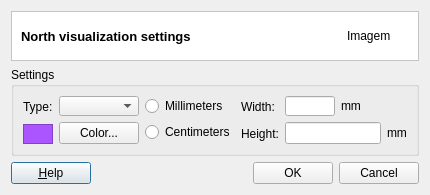
Before: the Qt Designer form src/terralib/layout/qt/ui/NorthSettings.ui in claudiobogossian/terraprint, drawn with Qt 5.
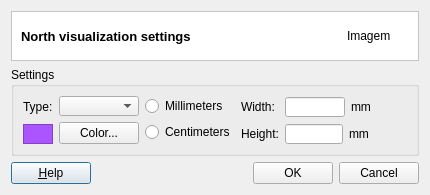
After: the same form once the commit is applied.

Commit message: adjust on interface textfield

What changed in the file:
```diff
--- a/src/terralib/layout/qt/ui/NorthSettings.ui
+++ b/src/terralib/layout/qt/ui/NorthSettings.ui
@@ -674,7 +674,7 @@
                 <item>
                  <widget class="QLineEdit" name="lineEditNorthWidth">
                   <property name="sizePolicy">
-                   <sizepolicy hsizetype="Minimum" vsizetype="Fixed">
+                   <sizepolicy hsizetype="Fixed" vsizetype="Fixed">
                     <horstretch>0</horstretch>
                     <verstretch>0</verstretch>
                    </sizepolicy>
@@ -687,7 +687,7 @@
                   </property>
                   <property name="maximumSize">
                    <size>
-                    <width>50</width>
+                    <width>60</width>
                     <height>20</height>
                    </size>
                   </property>
@@ -718,10 +718,28 @@
                     <verstretch>0</verstretch>
                    </sizepolicy>
                   </property>
+                  <property name="maximumSize">
+                   <size>
+                    <width>60</width>
+                    <height>20</height>
+                   </size>
+                  </property>
                  </widget>
                 </item>
                 <item>
                  <widget class="QLabel" name="label_2">
+                  <property name="minimumSize">
+                   <size>
+                    <width>65</width>
+                    <height>20</height>
+                   </size>
+                  </property>
+                  <property name="maximumSize">
+                   <size>
+                    <width>65</width>
+                    <height>20</height>
+                   </size>
+                  </property>
                   <property name="text">
                    <string>mm</string>
                   </property>
```
Left out of the diff: 3 changed lines with no effect on the pictures.
